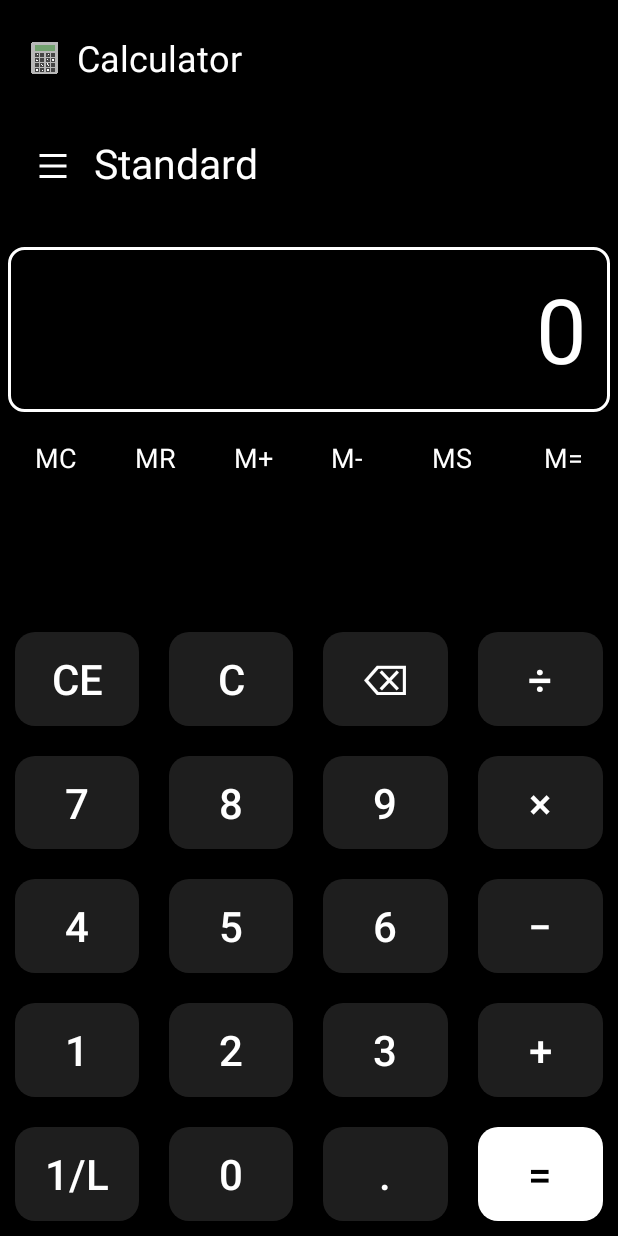
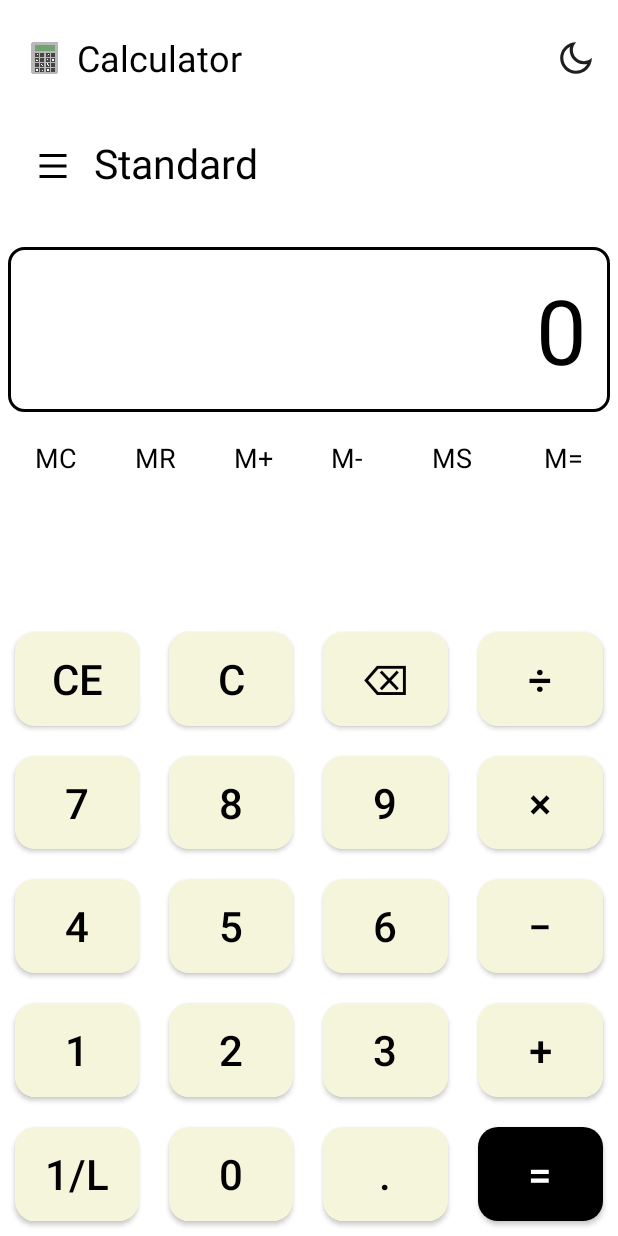
Before and after one commit to MoizAsif616/Calculator, an Android app: the screen it shows after launch (MainActivity), on a phone screen of 412 x 824 dp. Run offline under Robolectric (Android 15) with nearby library versions, the phone set to English and light mode, and no system bars.

Commit message:
Add Mode switching functionality

```diff
--- a/app/src/main/java/com/example/calculator/MainActivity.java
+++ b/app/src/main/java/com/example/calculator/MainActivity.java
@@ -21,6 +21,13 @@ import android.content.res.TypedArray;
 import android.content.Context;
 import androidx.core.content.ContextCompat; // For getColor()
 import com.google.android.material.color.MaterialColors;
+import android.widget.ImageView; // For ImageView
+import android.graphics.drawable.Drawable; // If needed for setting images
+import android.view.View; // For setOnClickListener
+import android.content.res.Configuration;
+import androidx.appcompat.app.AppCompatDelegate;
+import android.view.MenuItem;
+
 
 
 public class MainActivity extends AppCompatActivity {
@@ -61,8 +68,10 @@ public class MainActivity extends AppCompatActivity {
   @Override
   protected void onCreate(Bundle savedInstanceState) {
     super.onCreate(savedInstanceState);
+    //AppCompatDelegate.setDefaultNightMode(AppCompatDelegate.MODE_NIGHT_FOLLOW_SYSTEM);
     // Set the layout for the activity
     setContentView(R.layout.activity_main);
+    switchTheme();
 //    LinearLayout buttonLayout = findViewById(R.id.buttonLayout);
 
     // 2D array representing rows of buttons
@@ -110,4 +119,25 @@ public class MainActivity extends AppCompatActivity {
   private void calculateResult() {
     // Handle calculation logic
   }
+
+  private void switchTheme(){
+    ImageView themeSwitchIcon = findViewById(R.id.themeicon);
+    // Set initial icon based on current theme
+    int currentNightMode = getResources().getConfiguration().uiMode & Configuration.UI_MODE_NIGHT_MASK;
+    if (currentNightMode == Configuration.UI_MODE_NIGHT_YES) {
+      themeSwitchIcon.setImageResource(R.drawable.lightmodeicon); // Dark mode is active, show light icon
+    } else {
+      themeSwitchIcon.setImageResource(R.drawable.darkmodeicon); // Light mode is active, show dark icon
+    }
+
+    // Handle icon click to toggle theme
+    themeSwitchIcon.setOnClickListener(v -> {
+      if (currentNightMode == Configuration.UI_MODE_NIGHT_YES) {
+        AppCompatDelegate.setDefaultNightMode(AppCompatDelegate.MODE_NIGHT_NO); // Switch to light mode
+      } else {
+        AppCompatDelegate.setDefaultNightMode(AppCompatDelegate.MODE_NIGHT_YES); // Switch to dark mode
+      }
+      recreate(); // Restart activity to apply new theme
+    });
+  }
 }
--- /dev/null
+++ b/app/src/main/res/drawable/darkmodeicon.xml
@@ -0,0 +1,9 @@
+<vector xmlns:android="http://schemas.android.com/apk/res/android"
+    android:width="24dp"
+    android:height="24dp"
+    android:viewportWidth="24"
+    android:viewportHeight="24">
+  <path
+      android:pathData="M10,7C10,10.866 13.134,14 17,14C18.958,14 20.729,13.196 22,11.899C22,11.933 22,11.967 22,12C22,17.523 17.523,22 12,22C6.477,22 2,17.523 2,12C2,6.477 6.477,2 12,2C12.033,2 12.067,2 12.101,2C10.804,3.271 10,5.042 10,7ZM4,12C4,16.418 7.582,20 12,20C15.058,20 17.716,18.284 19.062,15.762C18.395,15.919 17.704,16 17,16C12.029,16 8,11.971 8,7C8,6.296 8.081,5.605 8.238,4.938C5.716,6.284 4,8.942 4,12Z"
+      android:fillColor="@color/charcoal"/>
+</vector>
--- /dev/null
+++ b/app/src/main/res/drawable/lightmodeicon.xml
@@ -0,0 +1,9 @@
+<vector xmlns:android="http://schemas.android.com/apk/res/android"
+    android:width="24dp"
+    android:height="24dp"
+    android:viewportWidth="24"
+    android:viewportHeight="24">
+  <path
+      android:pathData="M12,18C8.686,18 6,15.314 6,12C6,8.686 8.686,6 12,6C15.314,6 18,8.686 18,12C18,15.314 15.314,18 12,18ZM12,16C14.209,16 16,14.209 16,12C16,9.791 14.209,8 12,8C9.791,8 8,9.791 8,12C8,14.209 9.791,16 12,16ZM11,1H13V4H11V1ZM11,20H13V23H11V20ZM3.515,4.929L4.929,3.515L7.05,5.636L5.636,7.05L3.515,4.929ZM16.95,18.364L18.364,16.95L20.485,19.071L19.071,20.485L16.95,18.364ZM19.071,3.515L20.485,4.929L18.364,7.05L16.95,5.636L19.071,3.515ZM5.636,16.95L7.05,18.364L4.929,20.485L3.515,19.071L5.636,16.95ZM23,11V13H20V11H23ZM4,11V13H1V11H4Z"
+      android:fillColor="@color/pale_yellow"/>
+</vector>
--- a/app/src/main/res/drawable/menu.xml
+++ b/app/src/main/res/drawable/menu.xml
@@ -5,5 +5,5 @@
     android:viewportHeight="24">
   <path
       android:pathData="M3,4H21V6H3V4ZM3,11H21V13H3V11ZM3,18H21V20H3V18Z"
-      android:fillColor="@color/white"/>
+      android:fillColor="?attr/colorOnPrimary"/>
 </vector>
--- a/app/src/main/res/layout/activity_main.xml
+++ b/app/src/main/res/layout/activity_main.xml
@@ -4,7 +4,7 @@
   android:id="@+id/main"
   android:layout_width="match_parent"
   android:layout_height="match_parent"
-  android:background="#000000"
+  android:background="?attr/colorPrimary"
   android:orientation="vertical"
   android:weightSum="14">
 
@@ -14,7 +14,7 @@
     android:layout_height="?attr/actionBarSize"
     android:background="?attr/colorPrimary"
     android:theme="@style/ThemeOverlay.AppCompat.Dark.ActionBar"
-    android:elevation="4dp"
+    android:elevation="0dp"
     android:paddingHorizontal="16dp"
     android:gravity="center_vertical"
     android:layout_weight="0.4">
@@ -41,21 +41,17 @@
         android:layout_height="match_parent"
         android:text="Calculator"
         android:textSize="24sp"
-        android:textColor="@color/white"
+        android:textColor="?attr/colorOnPrimary"
         android:gravity="center_vertical"
         android:textStyle="normal"/>
     </LinearLayout>
-    <!-- Right-aligned text -->
-<!--    <TextView-->
-<!--      android:id="@+id/goo_text"-->
-<!--      android:layout_width="wrap_content"-->
-<!--      android:layout_height="match_parent"-->
-<!--      android:text="Goo"-->
-<!--      android:textSize="16sp"-->
-<!--      android:textColor="@color/white"-->
-<!--      android:gravity="center_vertical"-->
-<!--      android:layout_gravity="end"-->
-<!--      android:layout_marginEnd="15dp"/>-->
+    <ImageView
+      android:id="@+id/themeicon"
+      android:layout_width="25dp"
+      android:layout_height="25dp"
+      android:layout_gravity="end"
+      android:layout_marginEnd="15dp"
+      android:src="@drawable/lightmodeicon" /> <!-- Default icon -->
   </androidx.appcompat.widget.Toolbar>
   <!-- First LinearLayout -->
   <LinearLayout
@@ -98,7 +94,6 @@
     android:layout_width="match_parent"
     android:layout_height="0dp"
     android:layout_weight="3"
-    android:background="#000000"
     android:orientation="vertical"
     android:weightSum="3">
 
@@ -122,6 +117,7 @@
         android:gravity="end|center_vertical"
         android:cursorVisible="false"
         android:paddingHorizontal="15dp"
+        android:background="@null" /> <!-- to remove underline -->
         />
     </LinearLayout>
     <LinearLayout
--- a/app/src/main/res/values-night/themes.xml
+++ b/app/src/main/res/values-night/themes.xml
@@ -2,15 +2,13 @@
   <!-- Base application theme. -->
   <style name="Theme.Calculator" parent="Theme.MaterialComponents.DayNight.NoActionBar">
     <!-- Primary brand color. -->
-    <item name="colorPrimary">@color/purple_200</item>
-    <item name="colorPrimaryVariant">@color/purple_700</item>
-    <item name="colorOnPrimary">@color/black</item>
+    <item name="colorPrimary">@color/black</item>
+    <item name="colorPrimaryVariant">@color/charcoal</item>
+    <item name="colorOnPrimary">@color/white</item>
     <!-- Secondary brand color. -->
     <item name="colorSecondary">@color/teal_200</item>
-    <item name="colorSecondaryVariant">@color/teal_200</item>
+    <item name="colorSecondaryVariant">@color/teal_700</item>
     <item name="colorOnSecondary">@color/black</item>
-    <!-- Status bar color. -->
     <item name="android:statusBarColor">?attr/colorPrimaryVariant</item>
-    <!-- Customize your theme here. -->
   </style>
 </resources>
--- a/app/src/main/res/values/colors.xml
+++ b/app/src/main/res/values/colors.xml
@@ -12,4 +12,6 @@
   <color name="grey_700">#616161</color>
   <color name="grey_900">#212121</color>
   <color name="charcoal">#1E1E1E</color>"
+  <color name="golden">#ffdf00</color>"
+  <color name="pale_yellow"> #FDFF86 </color>"
 </resources>
--- a/app/src/main/res/values/themes.xml
+++ b/app/src/main/res/values/themes.xml
@@ -1,29 +1,13 @@
 <resources xmlns:tools="http://schemas.android.com/tools">
-  <!-- Base application theme. -->
-<!--  <style name="Theme.Calculator" parent="Theme.MaterialComponents.DayNight.DarkActionBar">-->
   <style name="Theme.Calculator" parent="Theme.MaterialComponents.DayNight.NoActionBar">
     <!-- Primary brand color. -->
-    <item name="colorPrimary">@color/black</item>
-    <item name="colorPrimaryVariant">@color/charcoal</item>
-    <item name="colorOnPrimary">@color/white</item>
+    <item name="colorPrimary">@color/white</item>
+    <item name="colorPrimaryVariant">@color/beige</item>
+    <item name="colorOnPrimary">@color/black</item>
     <!-- Secondary brand color. -->
     <item name="colorSecondary">@color/teal_200</item>
     <item name="colorSecondaryVariant">@color/teal_700</item>
     <item name="colorOnSecondary">@color/black</item>
-    <!-- Status bar color. -->
-<!--    <item name="android:statusBarColor">?attr/colorPrimaryVariant</item>-->
-    <item name="android:statusBarColor">@color/black</item>
-    <!-- Customize your theme here. -->
-<!--    <item name="actionBarStyle">@style/MyActionBarStyle</item>-->
+    <item name="android:statusBarColor">?attr/colorPrimaryVariant</item>
   </style>
-
-<!--  <style name="MyActionBarStyle" parent="Widget.MaterialComponents.ActionBar.Solid">-->
-<!--    <item name="titleTextStyle">@style/MyActionBarTitleTextStyle</item>-->
-<!--&lt;!&ndash;    <item name="iconTint">@color/purple_700</item> &lt;!&ndash; Icon color &ndash;&gt;&ndash;&gt;-->
-<!--  </style>-->
-
-<!--  <style name="MyActionBarTitleTextStyle" parent="TextAppearance.Widget.AppCompat.Toolbar.Title">-->
-<!--    <item name="android:textColor">@color/black</item>-->
-<!--    <item name="android:textSize">20sp</item>-->
-<!--  </style>-->
 </resources>
```
